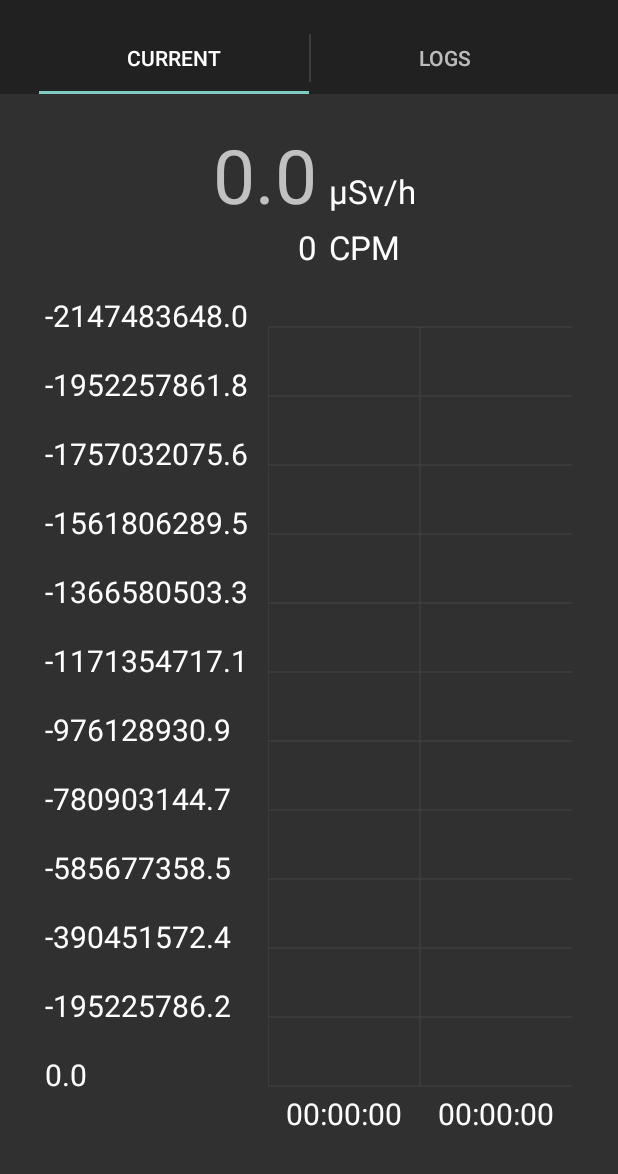
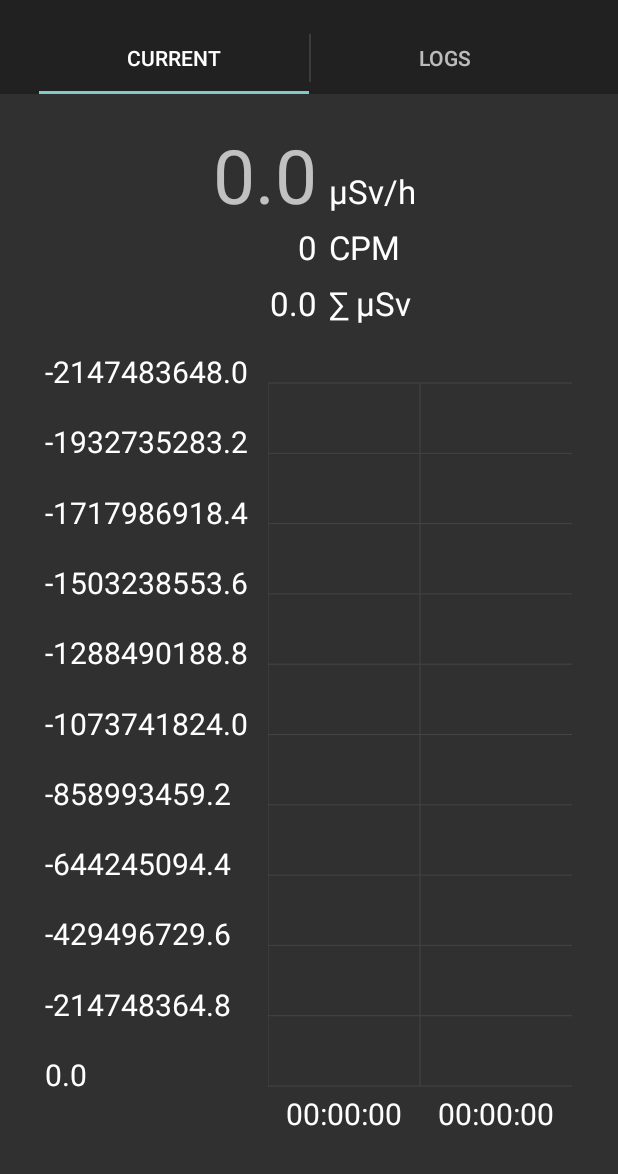
Before and after one commit to michaelkoetter/RadiationMonitor, an Android app: the screen it shows after launch (MainActivity), on a phone screen of 412 x 824 dp, the part 62-1236 px from its top. Run offline under Robolectric (Android 15) with nearby library versions, the phone set to English and light mode, and no system bars; 6 statements that could not run were skipped.

Commit message:
- show accumulated dose - content observer tweaking

```diff
--- a/radmon/src/main/java/de/mkoetter/radmon/db/SessionTable.java
+++ b/radmon/src/main/java/de/mkoetter/radmon/db/SessionTable.java
@@ -16,6 +16,7 @@ public class SessionTable {
     public static final String COLUMN_DEVICE = "device";
     public static final String COLUMN_CONVERSION_FACTOR = "conversion_factor";
     public static final String COLUMN_UNIT = "unit";
+    public static final String COLUMN_ACCUMULATED_DOSE = "accumulated_dose";
 
     public static final String[] ALL_COLUMNS = {
             COLUMN_ID,
@@ -23,7 +24,8 @@ public class SessionTable {
             COLUMN_END_TIME,
             COLUMN_DEVICE,
             COLUMN_CONVERSION_FACTOR,
-            COLUMN_UNIT
+            COLUMN_UNIT,
+            COLUMN_ACCUMULATED_DOSE
     };
 
     private static final String TABLE_SESSION_CREATE = "CREATE TABLE " +
@@ -33,10 +35,15 @@ public class SessionTable {
             COLUMN_END_TIME + " INTEGER, " +
             COLUMN_DEVICE + " TEXT NOT NULL, " +
             COLUMN_CONVERSION_FACTOR + " REAL NOT NULL, " +
-            COLUMN_UNIT + " TEXT NOT NULL );";
+            COLUMN_UNIT + " TEXT NOT NULL," +
+            COLUMN_ACCUMULATED_DOSE + " INTEGER );";
+
+    private static final String INDEX_START_TIME_CREATE =
+            "CREATE INDEX idx_session_start_time ON " + TABLE_NAME + " (" + COLUMN_START_TIME + ");";
 
     public static void onCreate(SQLiteDatabase sqLiteDatabase) {
         sqLiteDatabase.execSQL(TABLE_SESSION_CREATE);
+        sqLiteDatabase.execSQL(INDEX_START_TIME_CREATE);
     }
 
     public static void onUpgrade(SQLiteDatabase sqLiteDatabase, int i, int i2) {
--- a/radmon/src/main/java/de/mkoetter/radmon/fragment/CurrentFragment.java
+++ b/radmon/src/main/java/de/mkoetter/radmon/fragment/CurrentFragment.java
@@ -23,15 +23,14 @@ import com.jjoe64.graphview.BarGraphView;
 import com.jjoe64.graphview.CustomLabelFormatter;
 import com.jjoe64.graphview.GraphView;
 import com.jjoe64.graphview.GraphViewSeries;
-import com.jjoe64.graphview.LineGraphView;
+
+import org.w3c.dom.Text;
 
 import java.text.DateFormat;
 import java.text.DecimalFormat;
 import java.text.DecimalFormatSymbols;
 import java.text.SimpleDateFormat;
-import java.util.ArrayList;
 import java.util.Date;
-import java.util.List;
 import java.util.Locale;
 
 import de.mkoetter.radmon.R;
@@ -52,21 +51,21 @@ public class CurrentFragment extends Fragment implements RadmonServiceClient {
     private static final DecimalFormat Y_LABEL_FORMAT = new DecimalFormat("#0.0",
             DecimalFormatSymbols.getInstance(Locale.US));
 
-    private static final DateFormat X_LABEL_FORMAT = new SimpleDateFormat("HH:mm:ss");
+    private static final DateFormat TIME_FORMAT = new SimpleDateFormat("HH:mm:ss");
 
     // TODO make this a preference
     private static final int MEASUREMENTS_LIMIT = 30; // ~ 5 minutes at 10s interval
 
     private RadmonService radmonService = null;
     private Uri currentSession = null;
-    private ContentObserver sessionObserver = null;
+    private ContentObserver measurementsObserver = null;
 
     private GraphView cpmGraphView = null;
     private GraphViewSeries cpmGraphViewSeries = null;
 
-    private class SessionContentObserver extends ContentObserver {
+    private class MeasurementsContentObserver extends ContentObserver {
 
-        public SessionContentObserver(Handler handler) {
+        public MeasurementsContentObserver(Handler handler) {
             super(handler);
         }
 
@@ -77,8 +76,11 @@ public class CurrentFragment extends Fragment implements RadmonServiceClient {
 
         @Override
         public void onChange(boolean selfChange, Uri uri) {
-            // uri might not work (api level 16+)
+            // FIXME uri might not work (api level 16+)
 
+            // FIXME somehow we get onChange events for ancestors too ?!?!
+
+            if (uri.getPath().endsWith("measurements")) {
                 Log.d("radmon", "content update, uri: " + uri);
 
                 // get session & latest measurements
@@ -90,11 +92,12 @@ public class CurrentFragment extends Fragment implements RadmonServiceClient {
                 }).start();
             }
         }
+    }
 
     @Override
     public void onCreate(Bundle savedInstanceState) {
         super.onCreate(savedInstanceState);
-        sessionObserver = new SessionContentObserver(new Handler());
+        measurementsObserver = new MeasurementsContentObserver(new Handler());
     }
 
     @Override
@@ -106,7 +109,7 @@ public class CurrentFragment extends Fragment implements RadmonServiceClient {
             @Override
             public String formatLabel(double v, boolean xvalue) {
                 if (xvalue) {
-                    return X_LABEL_FORMAT.format(new Date(Double.valueOf(v).longValue()));
+                    return TIME_FORMAT.format(new Date(Double.valueOf(v).longValue()));
                 } else {
                     return Y_LABEL_FORMAT.format(v);
                 }
@@ -121,7 +124,7 @@ public class CurrentFragment extends Fragment implements RadmonServiceClient {
     @Override
     public void onPause() {
         super.onPause();
-        getActivity().getContentResolver().unregisterContentObserver(sessionObserver);
+        getActivity().getContentResolver().unregisterContentObserver(measurementsObserver);
 
         if (radmonService != null) {
             radmonService.removeServiceClient(this);
@@ -157,7 +160,7 @@ public class CurrentFragment extends Fragment implements RadmonServiceClient {
 
             if (currentSession != null) {
                 // register for updates of session & descendants
-                getActivity().getContentResolver().registerContentObserver(currentSession, true, sessionObserver);
+                registerMeasurementsContentObserver(currentSession);
                 updateContent(MEASUREMENTS_LIMIT);
             }
         }
@@ -173,17 +176,24 @@ public class CurrentFragment extends Fragment implements RadmonServiceClient {
         currentSession = session;
 
         // (re)register for updates of session & descendants
-        getActivity().getContentResolver().unregisterContentObserver(sessionObserver);
-        getActivity().getContentResolver().registerContentObserver(session, true, sessionObserver);
+        getActivity().getContentResolver().unregisterContentObserver(measurementsObserver);
+        registerMeasurementsContentObserver(currentSession);
         updateContent(MEASUREMENTS_LIMIT);
     }
 
     @Override
     public void onStopSession(Uri session) {
         currentSession = null;
-        getActivity().getContentResolver().unregisterContentObserver(sessionObserver);
+        getActivity().getContentResolver().unregisterContentObserver(measurementsObserver);
     }
 
+    private void registerMeasurementsContentObserver(Uri session) {
+        Uri measurementsUri = RadmonSessionContentProvider.getMeasurementsUri(ContentUris.parseId(session));
+        getActivity().getContentResolver().registerContentObserver(
+                measurementsUri,
+                true,
+                measurementsObserver);
+    }
     private Cursor loadSession(Uri session) {
         if (session != null) {
             Cursor _session = getActivity().getContentResolver().query(
@@ -238,22 +248,31 @@ public class CurrentFragment extends Fragment implements RadmonServiceClient {
     private void contentUpdated(final Cursor session, final Cursor measurements) {
         final int _conversionFactor = session.getColumnIndex(SessionTable.COLUMN_CONVERSION_FACTOR);
         final int _unit = session.getColumnIndex(SessionTable.COLUMN_UNIT);
+        final int _accumulated = session.getColumnIndex(SessionTable.COLUMN_ACCUMULATED_DOSE);
+
         final int _cpm = measurements.getColumnIndex(MeasurementTable.COLUMN_CPM);
         final int _time = measurements.getColumnIndex(MeasurementTable.COLUMN_TIME);
 
         TextView txtCPM = (TextView) getView().findViewById(R.id.txtCPM);
         TextView txtDose = (TextView) getView().findViewById(R.id.txtDose);
         TextView txtUnit = (TextView) getView().findViewById(R.id.txtDoseUnits);
+        TextView txtAccumulatedDose = (TextView) getView().findViewById(R.id.txtAccumulatedDose);
 
         if (session != null && session.moveToFirst()) {
 
             Double conversionFactor = session.getDouble(_conversionFactor);
             String unit = session.getString(_unit);
+            Long accumulated = session.isNull(_accumulated) ? null : session.getLong(_accumulated);
+
+            if (accumulated != null) {
+                Double accumulatedDose = accumulated / conversionFactor;
+                txtAccumulatedDose.setText(DECIMAL_FORMAT.format(accumulatedDose));
+            }
 
             if (measurements != null && measurements.moveToFirst()) {
                 // first record is the latest
                 long cpm = measurements.getLong(_cpm);
-                long time = measurements.getLong(_time);
+                long time;
 
                 Double dose = cpm / conversionFactor;
 
--- a/radmon/src/main/res/layout/fragment_current.xml
+++ b/radmon/src/main/res/layout/fragment_current.xml
@@ -72,6 +72,33 @@
 
             </TableRow>
 
+            <TableRow
+                android:layout_width="fill_parent"
+                android:layout_height="fill_parent"
+                android:gravity="right"
+                android:paddingTop="@dimen/default_gap">
+
+                <TextView
+                    android:layout_width="wrap_content"
+                    android:layout_height="wrap_content"
+                    android:textAppearance="?android:attr/textAppearanceLarge"
+                    android:text="0.0"
+                    android:id="@+id/txtAccumulatedDose"
+                    android:layout_column="1"
+                    android:layout_gravity="bottom|right"
+                    android:paddingEnd="@dimen/default_gap"
+                    android:paddingStart="@dimen/default_gap"/>
+
+                <TextView
+                    android:layout_width="wrap_content"
+                    android:layout_height="wrap_content"
+                    android:textAppearance="?android:attr/textAppearanceLarge"
+                    android:text="\u2211 µSv"
+                    android:id="@+id/txtAccumulatedDoseUnits"
+                    android:layout_column="2"
+                    android:layout_gravity="bottom" />
+            </TableRow>
+
         </TableLayout>
 
         <LinearLayout
```
Also changed, not shown: radmon/src/main/java/de/mkoetter/radmon/RadmonService.java (+13 -5 lines), radmon/src/main/java/de/mkoetter/radmon/db/MeasurementTable.java (+8 -0 lines). Lines whose indentation alone changed are shown as unchanged.
